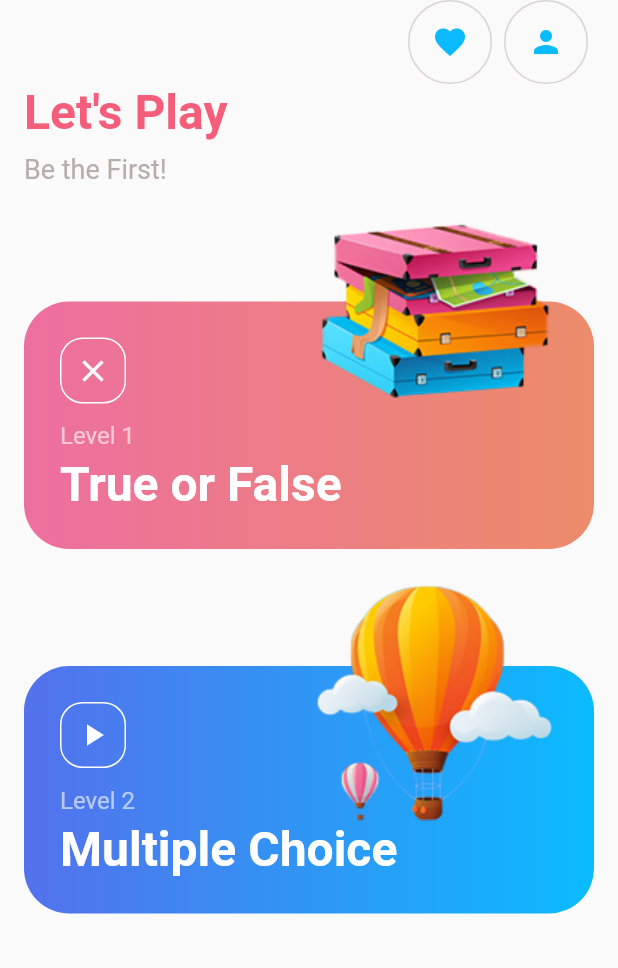
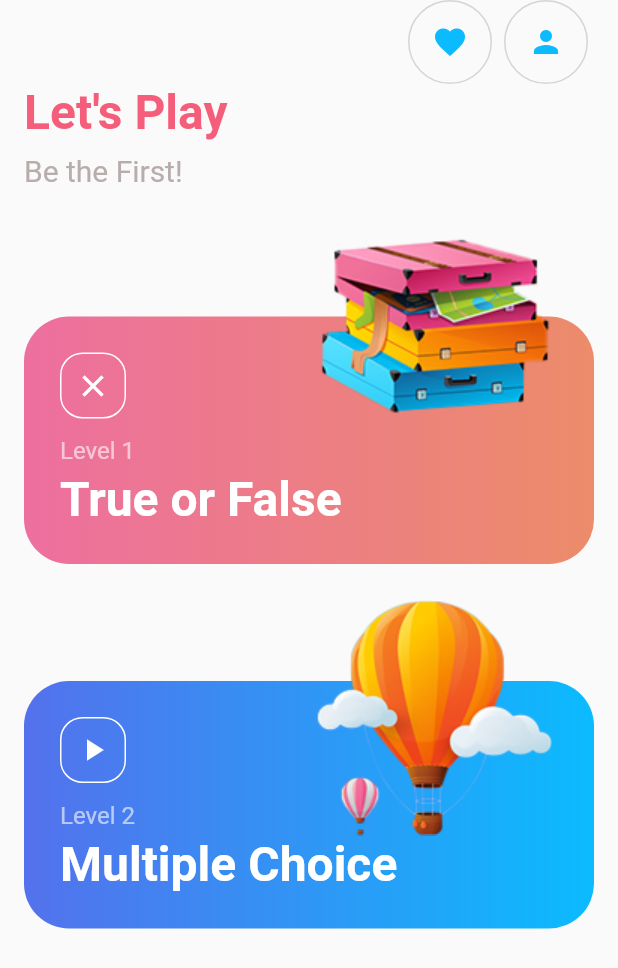
Before and after one commit to Ezz-Al-Moqaied/quiz_app, a Flutter app: the screen it shows after launch, on a phone screen of 412 x 824 dp. Shown: the top 968 px of the screen. Run offline on Flutter 3.47's test engine with Material 2 defaults, Android fonts, the phone set to English and light mode, and no system bars; our stand-ins replace rflutter_alert; Roboto replaces fonts that are missing (Sf-Pro-Text).

Commit message:
home page & level update commit

```diff
--- a/lib/screens/home.dart
+++ b/lib/screens/home.dart
@@ -6,6 +6,7 @@ import 'package:quiz_app/screens/multiple_q_screen.dart';
 import 'package:quiz_app/screens/true_false_q_screen.dart';
 import 'package:quiz_app/widgets/my_level_widget.dart';
 import 'package:quiz_app/widgets/my_outline_btn.dart';
+import 'package:quiz_app/widgets/navigate_widget.dart';
 
 class HomePage extends StatefulWidget {
   const HomePage({
@@ -20,9 +21,10 @@ class _HomePageState extends State<HomePage> {
   List<Level> levels = [
     Level("assets/images/bags.png", Icons.close, "Level 1", "True or False",
         [kL1, kL12], TrueFalseQuiz()),
-    Level("assets/images/ballon-s.png", Icons.play_arrow, "Level 2", "Multiple Choice",
-        [kL2, kL22], MultiQScreen()),
+    Level("assets/images/ballon-s.png", Icons.play_arrow, "Level 2",
+        "Multiple Choice", [kL2, kL22], const MultiQScreen()),
   ];
+
   @override
   Widget build(BuildContext context) {
     return Scaffold(
@@ -35,7 +37,7 @@ class _HomePageState extends State<HomePage> {
             iconColor: kBlueIcon,
             bColor: kGreyFont.withOpacity(0.5),
             function: () {
-              print("11111");
+              print("favorite icon");
             },
           ),
           MYOutlineBtn(
@@ -43,9 +45,9 @@ class _HomePageState extends State<HomePage> {
               iconColor: kBlueIcon,
               bColor: kGreyFont.withOpacity(0.5),
               function: () {
-                print("2222");
+                print("person icon");
               }),
-          SizedBox(
+          const SizedBox(
             width: 16,
           )
         ],
@@ -56,7 +58,7 @@ class _HomePageState extends State<HomePage> {
           child: Column(
             crossAxisAlignment: CrossAxisAlignment.start,
             children: [
-              Text(
+              const Text(
                 'Let\'s Play',
                 style: TextStyle(
                   fontSize: 32,
@@ -65,19 +67,19 @@ class _HomePageState extends State<HomePage> {
                   fontFamily: kFontFamily,
                 ),
               ),
-              SizedBox(
+              const SizedBox(
                 height: 8,
               ),
-              Text(
+              const Text(
                 'Be the First!',
                 style: TextStyle(
-                  fontSize: 18,
+                  fontSize: 20,
                   color: kGreyFont,
                   fontFamily: kFontFamily,
                 ),
               ),
-              SizedBox(
-                height: 24,
+              const SizedBox(
+                height: 32,
               ),
               ListView.builder(
                 scrollDirection: Axis.vertical,
@@ -86,14 +88,9 @@ class _HomePageState extends State<HomePage> {
                 itemBuilder: (context, index) {
                   return MyLevelWidget(
                     function: () {
-                      Navigator.push(
-                        context,
-                        MaterialPageRoute(
-                          builder: (context) {
-                            return LevelDescription(level: levels[index]);
-                          },
-                        ),
-                      );
+                      navigatePush(
+                          context: context,
+                          nextScreen: LevelDescription(level: levels[index]));
                     },
                     icon: levels[index].icon,
                     title: levels[index].levelName,
```
Also changed, not shown: lib/screens/level_describtion.dart (+28 -30 lines).
